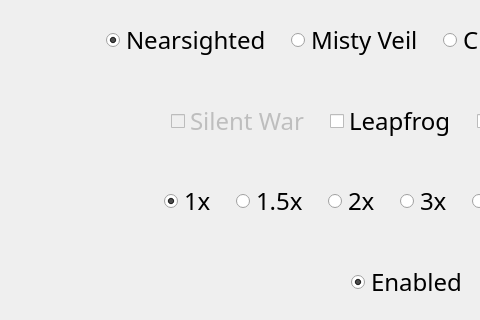
This is src/server/serverSettingsWindow/serverSettingsWindow.ui in Generals-OI/Generals.OI as Qt 5 draws it before an edit; both pictures show x 196 to 676 and y 0 to 320 of the 836 by 402 pixel window. The edited form follows.
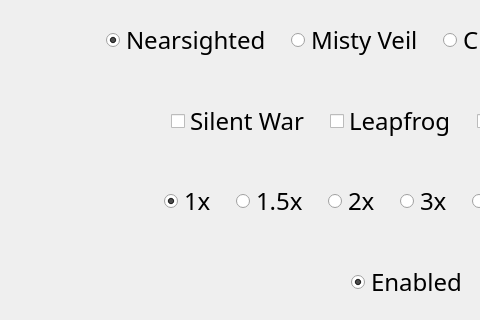
This is the edited form.

Commit message: feat: support game mode "silent war"

The edit to the form file:
```diff
--- a/src/server/serverSettingsWindow/serverSettingsWindow.ui
+++ b/src/server/serverSettingsWindow/serverSettingsWindow.ui
@@ -172,7 +172,7 @@
        <item>
         <widget class="QCheckBox" name="cbSilentWar">
          <property name="enabled">
-          <bool>false</bool>
+          <bool>true</bool>
          </property>
          <property name="text">
           <string>Silent War</string>
```
Left out of the diff: 2 changed lines with no effect on the pictures. The commit also changes 1 other file.
